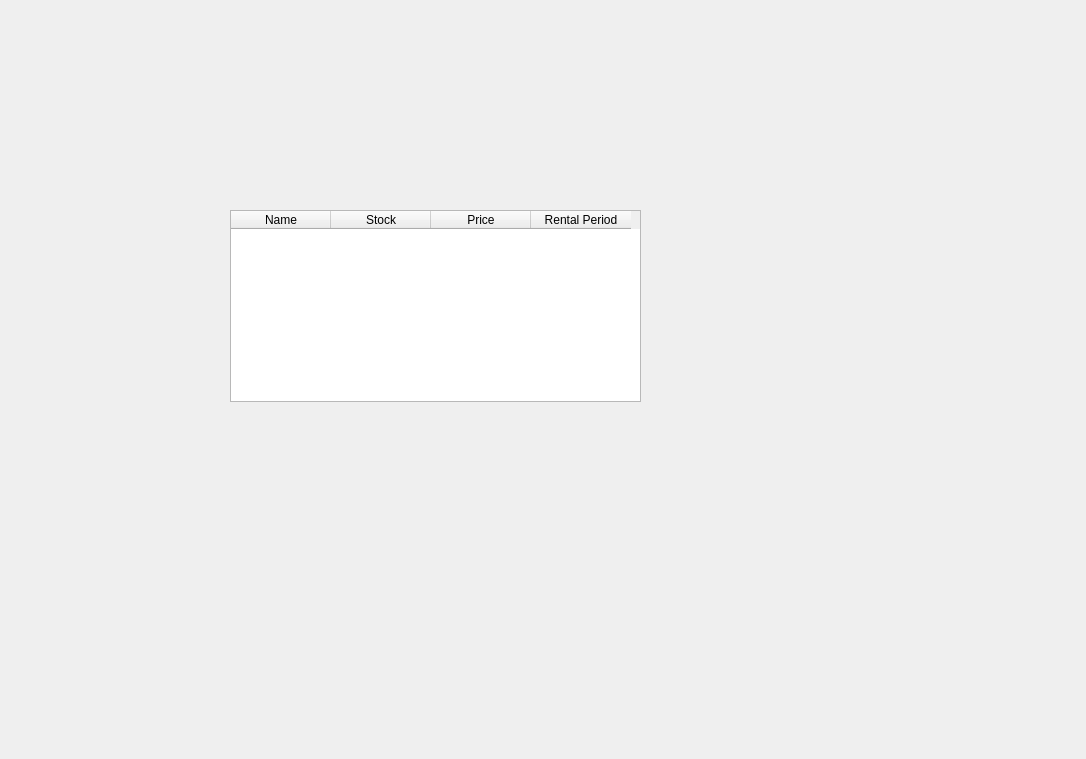
yassienE4/Lab_Project, file adminmanagerentals.ui: the form before one commit.
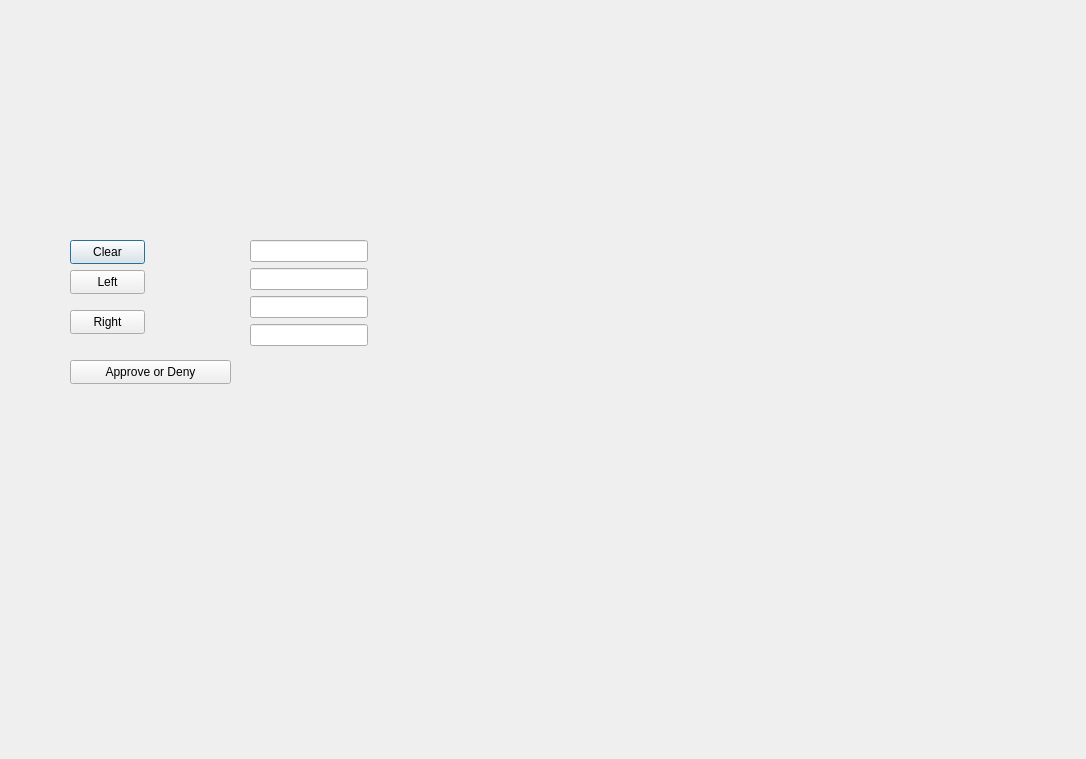
The form after the commit.

```diff
--- a/adminmanagerentals.ui
+++ b/adminmanagerentals.ui
@@ -13,35 +13,81 @@
   <property name="windowTitle">
    <string>Dialog</string>
   </property>
-  <widget class="QTableWidget" name="tableWidget">
+  <widget class="QPushButton" name="pushButton_clear">
    <property name="geometry">
     <rect>
-     <x>230</x>
-     <y>210</y>
-     <width>411</width>
-     <height>192</height>
+     <x>70</x>
+     <y>240</y>
+     <width>75</width>
+     <height>24</height>
     </rect>
    </property>
-   <column>
-    <property name="text">
-     <string>Name</string>
-    </property>
-   </column>
-   <column>
-    <property name="text">
-     <string>Stock</string>
-    </property>
-   </column>
-   <column>
-    <property name="text">
-     <string>Price</string>
-    </property>
-   </column>
-   <column>
-    <property name="text">
-     <string>Rental Period</string>
-    </property>
-   </column>
+   <property name="text">
+    <string>Clear</string>
+   </property>
+  </widget>
+  <widget class="QPushButton" name="pushButton_left">
+   <property name="geometry">
+    <rect>
+     <x>70</x>
+     <y>270</y>
+     <width>75</width>
+     <height>24</height>
+    </rect>
+   </property>
+   <property name="text">
+    <string>Left</string>
+   </property>
+  </widget>
+  <widget class="QPushButton" name="pushButton_right">
+   <property name="geometry">
+    <rect>
+     <x>70</x>
+     <y>310</y>
+     <width>75</width>
+     <height>24</height>
+    </rect>
+   </property>
+   <property name="text">
+    <string>Right</string>
+   </property>
+  </widget>
+  <widget class="QPushButton" name="pushButton_openApproveDeny">
+   <property name="geometry">
+    <rect>
+     <x>70</x>
+     <y>360</y>
+     <width>161</width>
+     <height>24</height>
+    </rect>
+   </property>
+   <property name="text">
+    <string>Approve or Deny</string>
+   </property>
+  </widget>
+  <widget class="QWidget" name="">
+   <property name="geometry">
+    <rect>
+     <x>250</x>
+     <y>240</y>
+     <width>118</width>
+     <height>108</height>
+    </rect>
+   </property>
+   <layout class="QVBoxLayout" name="verticalLayout">
+    <item>
+     <widget class="QLineEdit" name="lineEdit_name"/>
+    </item>
+    <item>
+     <widget class="QLineEdit" name="lineEdit_price"/>
+    </item>
+    <item>
+     <widget class="QLineEdit" name="lineEdit_period"/>
+    </item>
+    <item>
+     <widget class="QLineEdit" name="lineEdit_stock"/>
+    </item>
+   </layout>
   </widget>
  </widget>
  <resources/>
```
